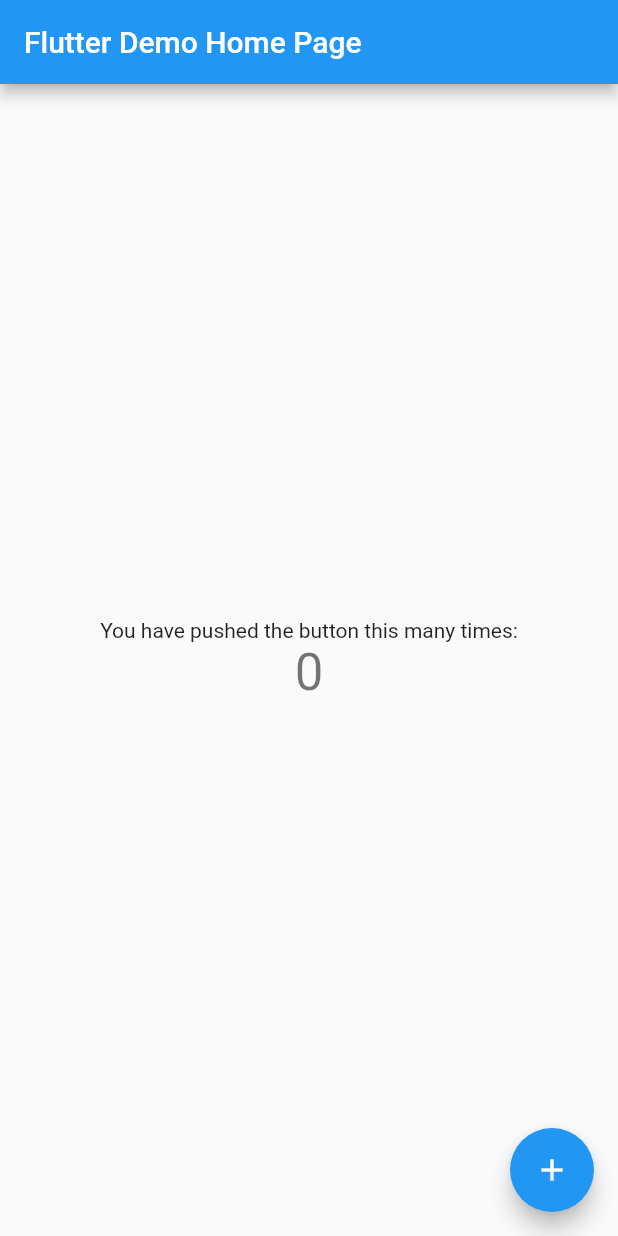
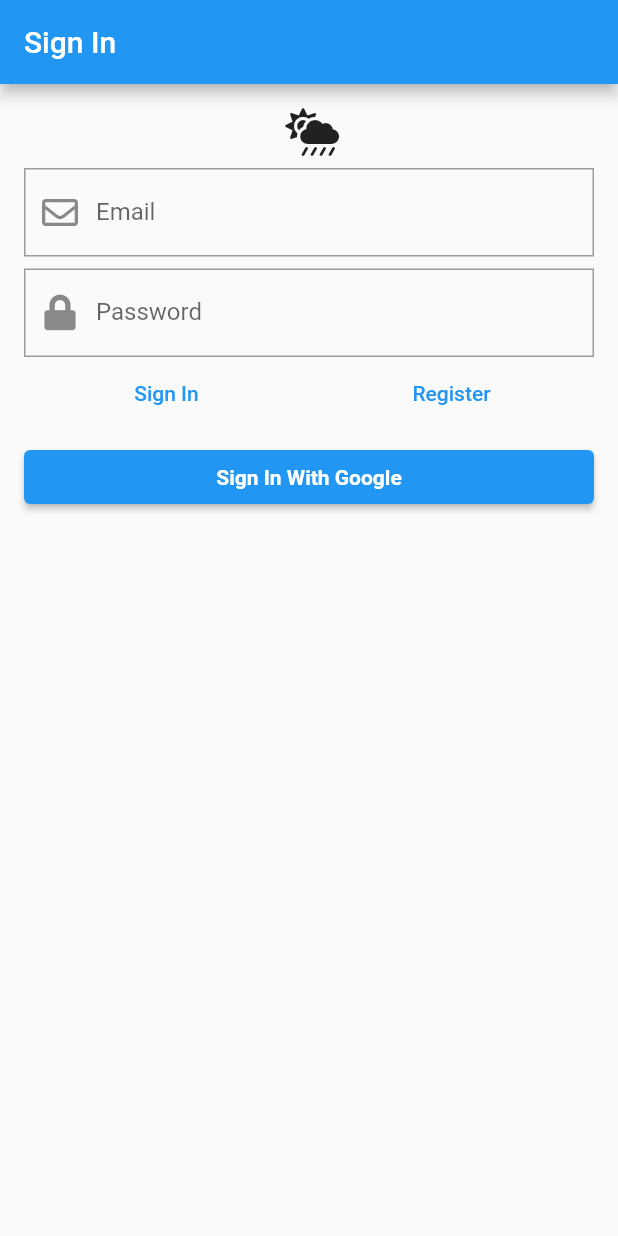
Before and after one commit to fauzirizkyid/weather, a Flutter app: the screen it shows after launch, on a phone screen of 412 x 824 dp. Run offline on Flutter 3.47's test engine with Material 2 defaults, Android fonts, the phone set to English and light mode, and no system bars; our stand-ins replace another_flushbar, bloc, dartz, firebase_auth, firebase_core, flutter_bloc and 5 more; accounts and stored records are empty.

Commit message:
Sign-in Form UI

```diff
--- a/lib/application/auth/sign_in_form/bloc/sign_in_form_bloc.dart
+++ b/lib/application/auth/sign_in_form/bloc/sign_in_form_bloc.dart
@@ -21,13 +21,13 @@ class SignInFormBloc extends Bloc<SignInFormEvent, SignInFormState> {
           emailChanged: (e) async* {
             yield state.copyWith(
               emailAddress: EmailAddress(e.emailStr),
-              authFailureOrSuccess: none(),
+              authFailureOrSuccessOption: none(),
             );
           },
           passwordChanged: (e) async* {
             yield state.copyWith(
               password: Password(e.passwordStr),
-              authFailureOrSuccess: none(),
+              authFailureOrSuccessOption: none(),
             );
           },
           registerWithEmailAndPasswordPressed: (e) async* {
@@ -43,12 +43,12 @@ class SignInFormBloc extends Bloc<SignInFormEvent, SignInFormState> {
           signInWithGooglePressed: (e) async* {
             yield state.copyWith(
               isSubmitting: true,
-              authFailureOrSuccess: none(),
+              authFailureOrSuccessOption: none(),
             );
             final failureOrSuccess = await _authFacade.signInWithGoogle();
             yield state.copyWith(
               isSubmitting: false,
-              authFailureOrSuccess: some(failureOrSuccess),
+              authFailureOrSuccessOption: some(failureOrSuccess),
             );
           });
     });
@@ -69,7 +69,7 @@ class SignInFormBloc extends Bloc<SignInFormEvent, SignInFormState> {
     if (isEmailValid && isPasswordValid) {
       yield state.copyWith(
         isSubmitting: true,
-        authFailureOrSuccess: none(),
+        authFailureOrSuccessOption: none(),
       );
 
       failureOrSuccess = await forwardedCall(
@@ -79,7 +79,7 @@ class SignInFormBloc extends Bloc<SignInFormEvent, SignInFormState> {
     yield state.copyWith(
       isSubmitting: false,
       showErrorMessages: true,
-      authFailureOrSuccess: optionOf(failureOrSuccess),
+      authFailureOrSuccessOption: optionOf(failureOrSuccess),
     );
   }
 }
--- a/lib/application/auth/sign_in_form/bloc/sign_in_form_state.dart
+++ b/lib/application/auth/sign_in_form/bloc/sign_in_form_state.dart
@@ -7,7 +7,7 @@ class SignInFormState with _$SignInFormState {
     required Password password,
     required bool showErrorMessages,
     required bool isSubmitting,
-    required Option<Either<AuthFailure, Unit>> authFailureOrSuccess,
+    required Option<Either<AuthFailure, Unit>> authFailureOrSuccessOption,
   }) = _SignInFormState;
 
   factory SignInFormState.initial() => SignInFormState(
@@ -15,6 +15,6 @@ class SignInFormState with _$SignInFormState {
     password: Password(""),
     showErrorMessages: false,
     isSubmitting: false,
-    authFailureOrSuccess: none(),
+    authFailureOrSuccessOption: none(),
   );
 }
--- a/lib/main.dart
+++ b/lib/main.dart
@@ -1,71 +1,9 @@
 import 'package:flutter/material.dart';
 import 'package:injectable/injectable.dart';
 import 'package:weather/injection.dart';
+import 'package:weather/presentation/core/app_widget.dart';
 
 void main() {
   configureInjection(Environment.prod);
-  runApp(const MyApp());
+  runApp(const AppWidget());
 }
-
-class MyApp extends StatelessWidget {
-  const MyApp({Key? key}) : super(key: key);
-
-  // This widget is the root of your application.
-  @override
-  Widget build(BuildContext context) {
-    return MaterialApp(
-      title: 'Flutter Demo',
-      theme: ThemeData(
-        primarySwatch: Colors.blue,
-      ),
-      home: const MyHomePage(title: 'Flutter Demo Home Page'),
-    );
-  }
-}
-
-class MyHomePage extends StatefulWidget {
-  const MyHomePage({Key? key, required this.title}) : super(key: key);
-
-  final String title;
-
-  @override
-  State<MyHomePage> createState() => _MyHomePageState();
-}
-
-class _MyHomePageState extends State<MyHomePage> {
-  int _counter = 0;
-
-  void _incrementCounter() {
-    setState(() {
-      _counter++;
-    });
-  }
-
-  @override
-  Widget build(BuildContext context) {
-    return Scaffold(
-      appBar: AppBar(
-        title: Text(widget.title),
-      ),
-      body: Center(
-        child: Column(
-          mainAxisAlignment: MainAxisAlignment.center,
-          children: <Widget>[
-            const Text(
-              'You have pushed the button this many times:',
-            ),
-            Text(
-              '$_counter',
-              style: Theme.of(context).textTheme.headline4,
-            ),
-          ],
-        ),
-      ),
-      floatingActionButton: FloatingActionButton(
-        onPressed: _incrementCounter,
-        tooltip: 'Increment',
-        child: const Icon(Icons.add),
-      ), // This trailing comma makes auto-formatting nicer for build methods.
-    );
-  }
-}
--- /dev/null
+++ b/lib/presentation/core/app_widget.dart
@@ -0,0 +1,20 @@
+import 'package:flutter/material.dart';
+import 'package:weather/presentation/pages/sign_in/sign_in_page.dart';
+
+class AppWidget extends StatelessWidget {
+  const AppWidget({Key? key}) : super(key: key);
+
+  @override
+  Widget build(BuildContext context) {
+    return MaterialApp(
+      title: "Weather App",
+      home: const SignInPage(),
+      debugShowCheckedModeBanner: false,
+      theme: ThemeData.light().copyWith(
+          primaryColor: Colors.green[800],
+          inputDecorationTheme: InputDecorationTheme(
+              border:
+                  OutlineInputBorder(borderRadius: BorderRadius.circular(0)))),
+    );
+  }
+}
--- /dev/null
+++ b/lib/presentation/pages/sign_in/sign_in_page.dart
@@ -0,0 +1,22 @@
+import 'package:flutter/material.dart';
+import 'package:flutter_bloc/flutter_bloc.dart';
+import 'package:weather/application/auth/sign_in_form/bloc/sign_in_form_bloc.dart';
+import 'package:weather/injection.dart';
+import 'package:weather/presentation/pages/sign_in/widgets/sign_in_form.dart';
+
+class SignInPage extends StatelessWidget {
+  const SignInPage({Key? key}) : super(key: key);
+
+  @override
+  Widget build(BuildContext context) {
+    return Scaffold(
+      appBar: AppBar(
+        title: const Text('Sign In'),
+      ),
+      body: BlocProvider(
+        create: (context) => getIt<SignInFormBloc>(),
+        child: const SignInForm(),
+      ),
+    );
+  }
+}
--- /dev/null
+++ b/lib/presentation/pages/sign_in/widgets/sign_in_form.dart
@@ -0,0 +1,120 @@
+import 'package:another_flushbar/flushbar_helper.dart';
+import 'package:flutter/material.dart';
+import 'package:flutter_bloc/flutter_bloc.dart';
+import 'package:font_awesome_flutter/font_awesome_flutter.dart';
+import 'package:weather/application/auth/sign_in_form/bloc/sign_in_form_bloc.dart';
+
+class SignInForm extends StatelessWidget {
+  const SignInForm({Key? key}) : super(key: key);
+
+  @override
+  Widget build(BuildContext context) {
+    return BlocConsumer<SignInFormBloc, SignInFormState>(
+      listener: (context, state) {
+        state.authFailureOrSuccessOption.fold(
+            () => null,
+            (either) => either.fold((failure) {
+                  FlushbarHelper.createError(
+                    message: failure.map(
+                      cancelledByUser: (_) => 'Cancelled',
+                      serverError: (_) => 'Server error',
+                      emailAlreadyInUse: (_) => 'Email already in use',
+                      invalidEmailAndPasswordCombination: (_) =>
+                          'Invalid email and password combination',
+                    ),
+                  ).show(context);
+                }, (_) => null));
+      },
+      builder: (context, state) {
+        return Form(
+            autovalidateMode: state.showErrorMessages
+                ? AutovalidateMode.always
+                : AutovalidateMode.disabled,
+            child: ListView(
+              padding: const EdgeInsets.all(16),
+              children: [
+                const Center(
+                  child: Icon(
+                    FontAwesomeIcons.cloudSunRain,
+                    size: 32,
+                  ),
+                ),
+                const SizedBox(height: 8),
+                TextFormField(
+                    decoration: const InputDecoration(
+                      prefixIcon: Icon(FontAwesomeIcons.envelope),
+                      label: Text('Email'),
+                    ),
+                    autocorrect: false,
+                    onChanged: (value) => context
+                        .read<SignInFormBloc>()
+                        .add(SignInFormEvent.emailChanged(value)),
+                    validator: (_) => context
+                        .read<SignInFormBloc>()
+                        .state
+                        .emailAddress
+                        .value
+                        .fold(
+                            (f) => f.maybeMap(
+                                  invalidEmail: (_) => 'Invalid Email',
+                                  orElse: () => null,
+                                ),
+                            (r) => null)),
+                const SizedBox(height: 8),
+                TextFormField(
+                    decoration: const InputDecoration(
+                      prefixIcon: Icon(FontAwesomeIcons.lock),
+                      label: Text('Password'),
+                    ),
+                    autocorrect: false,
+                    obscureText: true,
+                    onChanged: (value) => context
+                        .read<SignInFormBloc>()
+                        .add(SignInFormEvent.passwordChanged(value)),
+                    validator: (_) => context
+                        .read<SignInFormBloc>()
+                        .state
+                        .password
+                        .value
+                        .fold(
+                            (f) => f.maybeMap(
+                                  shortPassword: (_) => 'Short Password',
+                                  orElse: () => null,
+                                ),
+                            (r) => null)),
+                Row(
+                  children: [
+                    Expanded(
+                        child: TextButton(
+                            onPressed: () {
+                              context.read<SignInFormBloc>().add(
+                                  const SignInFormEvent
+                                      .signInWithEmailAndPasswordPressed());
+                            },
+                            child: const Text('Sign In'))),
+                    Expanded(
+                        child: TextButton(
+                            onPressed: () {
+                              context.read<SignInFormBloc>().add(
+                                  const SignInFormEvent
+                                      .registerWithEmailAndPasswordPressed());
+                            },
+                            child: const Text('Register'))),
+                  ],
+                ),
+                const SizedBox(height: 8),
+                ElevatedButton(
+                    onPressed: () {
+                      context
+                          .read<SignInFormBloc>()
+                          .add(const SignInFormEvent.signInWithGooglePressed());
+                    },
+                    child: const Text('Sign In With Google',
+                        style: TextStyle(
+                            color: Colors.white, fontWeight: FontWeight.bold)))
+              ],
+            ));
+      },
+    );
+  }
+}
--- a/pubspec.yaml
+++ b/pubspec.yaml
@@ -38,6 +38,8 @@ dependencies:
   google_sign_in: ^5.2.2
   get_it: ^7.2.0
   injectable: ^1.5.3
+  font_awesome_flutter: ^9.2.0
+  another_flushbar: ^1.10.28
 
 dev_dependencies:
   build_runner:
```
Also changed, not shown: lib/application/auth/sign_in_form/bloc/sign_in_form_bloc.freezed.dart, pubspec.lock, 1 other file.
